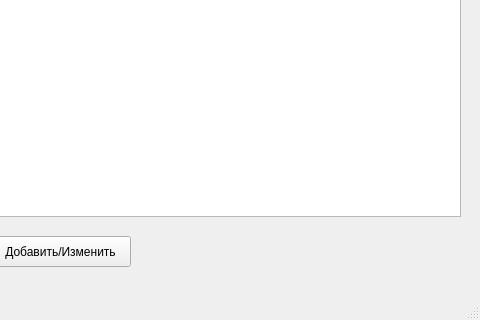
This is main.ui in Glebosh/Yandex_coffee as Qt 5 draws it before an edit; both pictures show x 320 to 800 and y 284 to 604 of the 800 by 604 pixel window. The edited form follows.
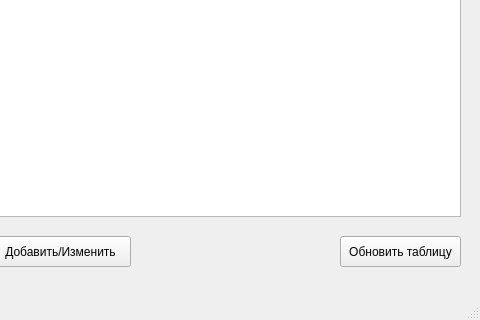
This is the edited form.

Commit message: add redact function

```diff
--- a/main.ui
+++ b/main.ui
@@ -46,6 +46,19 @@
      <string>Добавить/Изменить</string>
     </property>
    </widget>
+   <widget class="QPushButton" name="btn_ref">
+    <property name="geometry">
+     <rect>
+      <x>660</x>
+      <y>520</y>
+      <width>121</width>
+      <height>31</height>
+     </rect>
+    </property>
+    <property name="text">
+     <string>Обновить таблицу</string>
+    </property>
+   </widget>
   </widget>
   <widget class="QMenuBar" name="menubar">
    <property name="geometry">
```
The commit also changes 2 other files.
